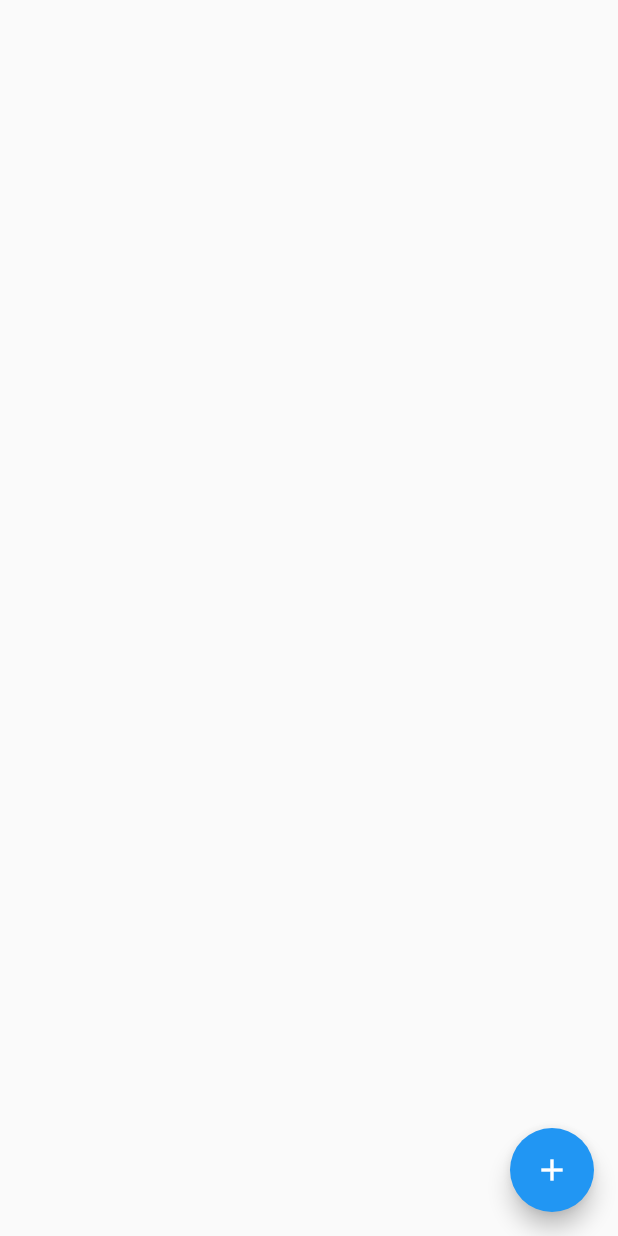
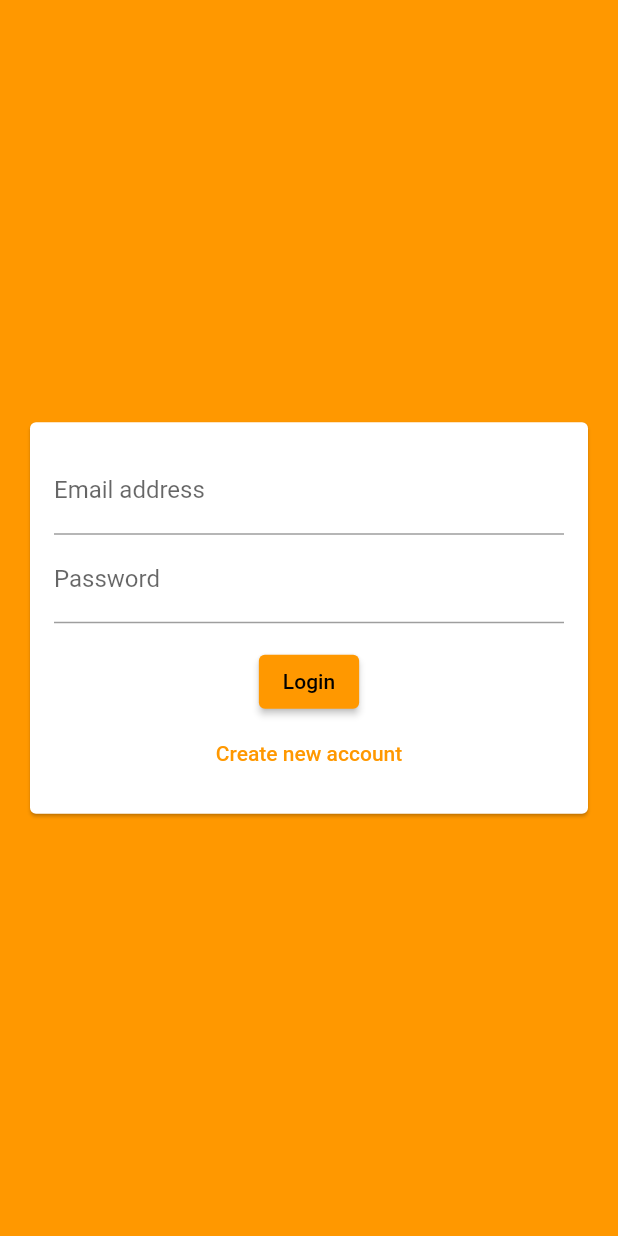
Before and after one commit to anshul19912/chat_app, a Flutter app: the screen it shows after launch, on a phone screen of 412 x 824 dp. Run offline on Flutter 3.47's test engine with Material 2 defaults, Android fonts, the phone set to English and light mode, and no system bars; our stand-ins replace cloud_firestore; accounts and stored records are empty.

Commit message:
new commit

```diff
--- a/lib/main.dart
+++ b/lib/main.dart
@@ -1,3 +1,4 @@
+import 'package:chat_app/screens/auth_screen.dart';
 import 'package:chat_app/screens/chat_screen.dart';
 import 'package:flutter/material.dart';
 
@@ -9,7 +10,17 @@ class MyApp extends StatelessWidget {
   @override
   Widget build(BuildContext context) {
     return MaterialApp(
-      home: ChatScreen(),
+      theme: ThemeData(
+          primarySwatch: Colors.orange,
+          backgroundColor: Colors.orange,
+          accentColor: Colors.blue,
+          accentColorBrightness: Brightness.dark,
+          buttonTheme: ButtonTheme.of(context).copyWith(
+              buttonColor: Colors.orange,
+              textTheme: ButtonTextTheme.primary,
+              shape: RoundedRectangleBorder(
+                  borderRadius: BorderRadius.circular(20)))),
+      home: AuthScreen(),
     );
   }
 }
--- a/lib/screens/auth_screen.dart
+++ b/lib/screens/auth_screen.dart
@@ -0,0 +1,19 @@
+import 'package:chat_app/widgets/auth/auth_form.dart';
+import 'package:flutter/material.dart';
+
+class AuthScreen extends StatefulWidget {
+  const AuthScreen({super.key});
+
+  @override
+  State<AuthScreen> createState() => _AuthScreenState();
+}
+
+class _AuthScreenState extends State<AuthScreen> {
+  @override
+  Widget build(BuildContext context) {
+    return Scaffold(
+      backgroundColor: Colors.orange,
+      body: AuthForm(),
+    );
+  }
+}
--- /dev/null
+++ b/lib/widgets/auth/auth_form.dart
@@ -0,0 +1,108 @@
+import 'package:flutter/material.dart';
+
+class AuthForm extends StatefulWidget {
+  const AuthForm({super.key});
+
+  @override
+  State<AuthForm> createState() => _AuthFormState();
+}
+
+class _AuthFormState extends State<AuthForm>
+    with SingleTickerProviderStateMixin {
+  final _formKey = GlobalKey<FormState>();
+  var _isLogin = true;
+  TextEditingController _emailController = TextEditingController();
+  TextEditingController _passwordController = TextEditingController();
+  TextEditingController _usernameController = TextEditingController();
+
+  void _trySubmit() {
+    final isValid = _formKey.currentState!.validate();
+    FocusScope.of(context).unfocus(); // will close the soft keyboard if open
+
+    if (isValid) {
+      _formKey.currentState!.save();
+      print(_usernameController);
+      print(_emailController);
+      print(_passwordController);
+    }
+  }
+
+  @override
+  Widget build(BuildContext context) {
+    return Center(
+      child: Card(
+        margin: EdgeInsets.all(20),
+        child: SingleChildScrollView(
+            child: Padding(
+          padding: EdgeInsets.all(16),
+          child: Form(
+            key: _formKey,
+            child: Column(
+              mainAxisSize: MainAxisSize.min,
+              children: [
+                TextFormField(
+                  controller: _emailController,
+                  keyboardType: TextInputType.emailAddress,
+                  decoration: InputDecoration(labelText: 'Email address'),
+                  validator: (value) {
+                    if (value!.isEmpty || !value.contains('@')) {
+                      return 'Invalid email!';
+                    }
+                  },
+                ),
+                if (!_isLogin)
+                  TextFormField(
+                    controller: _usernameController,
+                    validator: (value) {
+                      if (value!.isEmpty || value.length < 4) {
+                        return 'Please enter at least 4 characters';
+                      }
+                      return null;
+                    },
+                    decoration: InputDecoration(labelText: 'Username'),
+                  ),
+                TextFormField(
+                  controller: _passwordController,
+                  validator: (value) {
+                    if (value!.isEmpty || value.length < 7) {
+                      return 'Password must be at least 7 characters long';
+                    }
+                    return null;
+                  },
+                  obscureText: true,
+                  decoration: InputDecoration(labelText: 'Password'),
+                ),
+                if (!_isLogin)
+                  TextFormField(
+                    validator: (value) {
+                      if (value != _passwordController.text) {
+                        return 'Password do not match';
+                      }
+                      return null;
+                    },
+                    obscureText: true,
+                    decoration: InputDecoration(labelText: 'Confirm Password'),
+                  ),
+                SizedBox(
+                  height: 15,
+                ),
+                ElevatedButton(
+                    onPressed: _trySubmit,
+                    child: Text(_isLogin ? 'Login' : 'Signup')),
+                TextButton(
+                    onPressed: () {
+                      setState(() {
+                        _isLogin = !_isLogin;
+                      });
+                    },
+                    child: Text(_isLogin
+                        ? 'Create new account'
+                        : "I already have an account")),
+              ],
+            ),
+          ),
+        )),
+      ),
+    );
+  }
+}
```
